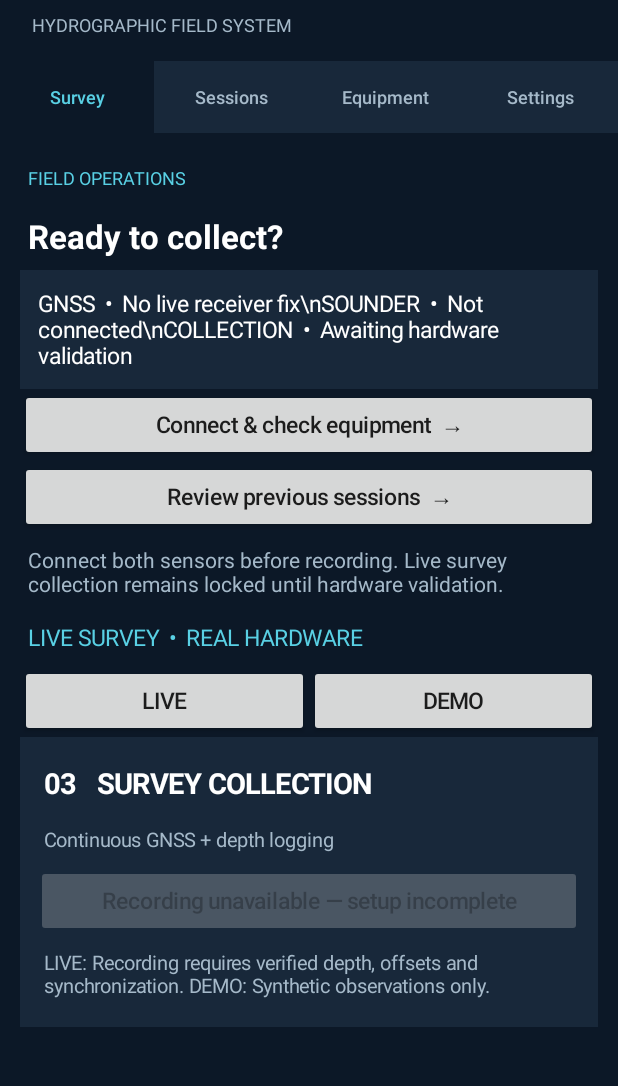
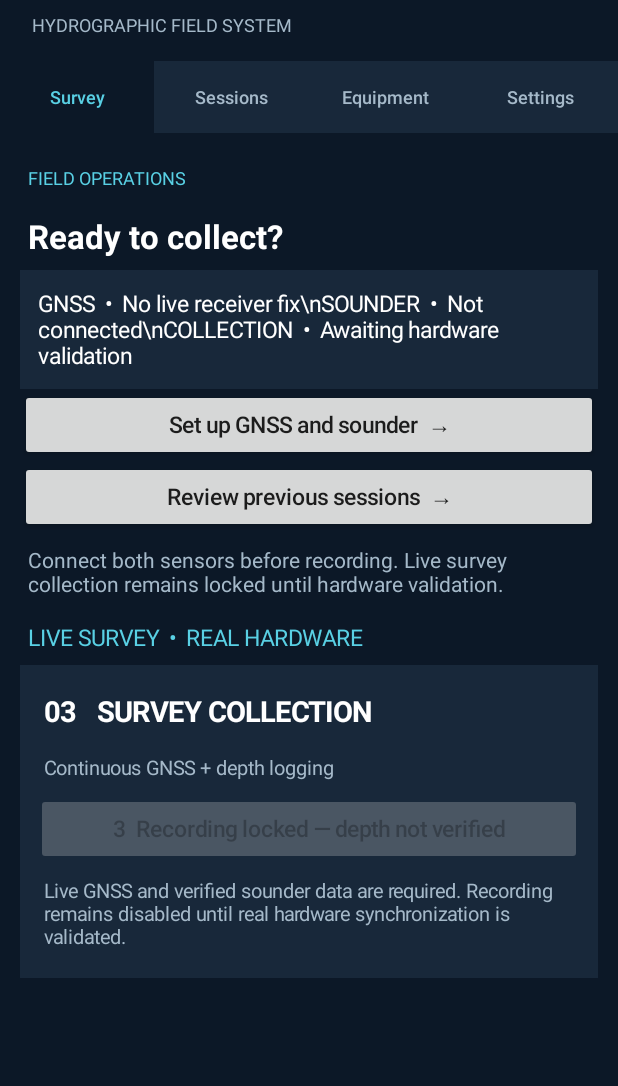
Before and after one commit to fieldlogic-lab/TriDroneUpgrades, an Android app: the screen it shows after launch (MainActivity), on a phone screen of 412 x 824 dp, the part 95-1181 px from its top. Run offline under Robolectric (Android 15) with nearby library versions, the light colour scheme and no system bars; pictures from the network do not load.

Commit message:
ux: remove demo controls and clarify live sensor setup flow

```diff
--- a/app/src/main/java/com/massisolutions/tridrone/MainActivity.kt
+++ b/app/src/main/java/com/massisolutions/tridrone/MainActivity.kt
@@ -305,12 +305,6 @@ class MainActivity : Activity(), LocationListener {
         wizard.addView(heading("Survey workspace", 21f).apply { setTypeface(null, Typeface.BOLD) })
         modeLabel = heading("LIVE SURVEY  •  REAL HARDWARE", 15f, cyan)
         wizard.addView(modeLabel)
-        val modeSwitch = LinearLayout(this).apply { orientation = LinearLayout.HORIZONTAL }
-        val liveButton = action("LIVE") { setDemoMode(false) }
-        val demoButton = action("DEMO") { setDemoMode(true) }
-        modeSwitch.addView(liveButton, LinearLayout.LayoutParams(0, -2, 1f))
-        modeSwitch.addView(demoButton, LinearLayout.LayoutParams(0, -2, 1f))
-        wizard.addView(modeSwitch)
         liveCards = LinearLayout(this).apply { orientation = LinearLayout.VERTICAL }
         demoCards = LinearLayout(this).apply { orientation = LinearLayout.VERTICAL; visibility = android.view.View.GONE }
         // Destination sections are mounted into the tab host below.
@@ -318,38 +312,33 @@ class MainActivity : Activity(), LocationListener {
         setupStatus = heading("Waiting for receiver", 15f, muted)
         gnssCard.addView(setupStatus)
         liveGnssActions = LinearLayout(this).apply { orientation = LinearLayout.VERTICAL }
-        liveGnssActions.addView(action("Connect Emlid via Wi-Fi") { showWifiRtkSetup() })
-        liveGnssActions.addView(action("Bluetooth backup") { connectRtk() })
+        liveGnssActions.addView(action("1  Connect Reach RS2+ via Wi-Fi") { showWifiRtkSetup() })
+        liveGnssActions.addView(action("Use Bluetooth instead") { connectRtk() })
+        liveGnssActions.addView(heading("Connect to the receiver network first, then configure its NMEA IP and port. The app verifies incoming fixes; a network connection alone is not an RTK fix.", 13f, muted))
         gnssCard.addView(liveGnssActions)
         demoGnssActions = LinearLayout(this).apply { orientation = LinearLayout.VERTICAL; visibility = android.view.View.GONE }
         demoGnssButton = action("Connect demo GNSS") { modeController.connectDemoGnss(); updateDemoUi() }
         demoGnssActions.addView(demoGnssButton)
-        gnssCard.addView(demoGnssActions)
         val sounderCard = section("02   DEPTH SOUNDER", "HydroLite Plus  /  hardware verification pending")
         setupSounder = LinearLayout(this).apply { orientation = LinearLayout.VERTICAL }
         setupSounder.addView(heading("No verified depth stream", 14f, muted))
-        setupSounder.addView(action("Sounder diagnostics • connect / inspect") { showSounderDiagnostics() })
+        setupSounder.addView(action("2  Inspect HydroLite connection") { showSounderDiagnostics() })
+        setupSounder.addView(heading("Actual Bluetooth transport and depth messages must be confirmed on hardware. No verified live depth recording yet.", 13f, muted))
         liveSounderActions = setupSounder
         sounderCard.addView(liveSounderActions)
         demoSounderActions = LinearLayout(this).apply { orientation = LinearLayout.VERTICAL; visibility = android.view.View.GONE }
         demoSounderButton = action("Connect demo sounder") { modeController.connectDemoSounder(); updateDemoUi() }
         demoSounderActions.addView(demoSounderButton)
-        sounderCard.addView(demoSounderActions)
         val captureCard = section("03   SURVEY COLLECTION", "Continuous GNSS + depth logging")
-        setupNext = action("Recording unavailable — setup incomplete") {
-            if (demoMode) { if (demoRecording) stopDemoRecording() else startDemoRecording(); updateDemoUi() }
+        setupNext = action("3  Recording locked — depth not verified") {
+            Toast.makeText(this@MainActivity, "Connect and validate real GNSS and depth before recording", Toast.LENGTH_LONG).show()
         }
         setupNext.isEnabled = false
         captureCard.addView(setupNext)
-        captureCard.addView(heading("LIVE: Recording requires verified depth, offsets and synchronization. DEMO: Synthetic observations only.", 13f, muted))
+        captureCard.addView(heading("Live GNSS and verified sounder data are required. Recording remains disabled until real hardware synchronization is validated.", 13f, muted))
         val reviewCard = section("SESSIONS & REVIEW", "Inspect observations after recovery")
-        reviewCard.addView(action("Saved surveys and points") { if (demoMode) showDemoReview() else showSavedSurveys() })
-        reviewCard.addView(action("Export latest CSV") {
-            if (demoMode) {
-                val file = sessionsRepository.latest(SessionRepository.Kind.DEMO)
-                if (file != null) exportFile(file) else Toast.makeText(this@MainActivity, "No demo sessions yet", Toast.LENGTH_SHORT).show()
-            } else exportLatest()
-        })
+        reviewCard.addView(action("Saved surveys and points") { showSavedSurveys() })
+        reviewCard.addView(action("Export latest CSV") { exportLatest() })
         val toolsCard = section("SETTINGS & DIAGNOSTICS", "Advanced tools, configuration and tests")
         toolsCard.addView(action("Survey settings / coordinate systems") { showSurveySettings() })
         toolsCard.addView(action("Check for app updates") { AppUpdater.open(this@MainActivity) })
@@ -360,26 +349,7 @@ class MainActivity : Activity(), LocationListener {
                 .setMessage("Phone-only position logging is a diagnostic and cannot substitute for RTK plus synchronized depth. This feature is excluded from the main survey workflow.")
                 .setPositiveButton("OK", null).show()
         })
-        val testCard = section("DEVELOPMENT ONLY", "Synthetic soundings are never survey observations")
-        testCard.visibility = android.view.View.GONE
-        simulationStatus = heading("Simulation stopped", 14f, muted)
-        testCard.addView(simulationStatus)
-        testCard.addView(action("Start simulated depth test") { startSimulation() })
-        testCard.addView(action("Stop simulation") { stopSimulation() })
-        testCard.addView(action("Export simulation CSV") {
-            val file = simulationFile
-            if (file == null || !file.exists())
-                Toast.makeText(this@MainActivity, "No simulation file yet", Toast.LENGTH_SHORT).show()
-            else exportFile(file)
-        })
-        demoRecordButton = setupNext
-        demoStatus = heading("DEMO ONLY  •  Synthetic observations never enter live surveys", 14f, muted)
-        wizard.addView(demoStatus)
-        demoStatus.visibility = android.view.View.GONE
-        toolsCard.addView(action("Developer diagnostics") {
-            testCard.visibility = if (testCard.visibility == android.view.View.VISIBLE) android.view.View.GONE else android.view.View.VISIBLE
-        })
-        updateDemoUi()
+        // Synthetic testing controls deliberately excluded from the field-facing app.
         legacyPanel = layout
         // Keep the original diagnostic widgets initialized but off-screen.
         // A single navigation host owns all visible destinations.
@@ -435,23 +405,20 @@ class MainActivity : Activity(), LocationListener {
         surveySummary.setPadding(18, 18, 18, 18)
         surveySummary.setBackgroundColor(panel)
         surveyPage.addView(surveySummary)
-        surveyPage.addView(action("Connect & check equipment  →") { selectPage(2) })
+        surveyPage.addView(action("Set up GNSS and sounder  →") { selectPage(2) })
         surveyPage.addView(action("Review previous sessions  →") { selectPage(1) })
         surveyPage.addView(heading("Connect both sensors before recording. Live survey collection remains locked until hardware validation.", 14f, muted))
         (modeLabel.parent as? android.view.ViewGroup)?.removeView(modeLabel)
         surveyPage.addView(modeLabel)
-        (modeSwitch.parent as? android.view.ViewGroup)?.removeView(modeSwitch)
-        surveyPage.addView(modeSwitch)
         (captureCard.parent as? android.view.ViewGroup)?.removeView(captureCard)
         surveyPage.addView(captureCard)
-        (demoStatus.parent as? android.view.ViewGroup)?.removeView(demoStatus)
-        surveyPage.addView(demoStatus)
         sessionsPage.addView(heading("SESSIONS", 12f, cyan))
         sessionsPage.addView(heading("Review & export", 22f))
         (reviewCard.parent as? android.view.ViewGroup)?.removeView(reviewCard)
         sessionsPage.addView(reviewCard)
         equipmentPage.addView(heading("EQUIPMENT", 12f, cyan))
-        equipmentPage.addView(heading("Connections & diagnostics", 22f))
+        equipmentPage.addView(heading("Connect devices in order", 22f))
+        equipmentPage.addView(heading("First connect the RS2+; check live fix quality. Next inspect the HydroLite stream. Return to Survey when both are verified.", 14f, muted))
         (gnssCard.parent as? android.view.ViewGroup)?.removeView(gnssCard)
         equipmentPage.addView(gnssCard)
         (sounderCard.parent as? android.view.ViewGroup)?.removeView(sounderCard)
@@ -460,8 +427,6 @@ class MainActivity : Activity(), LocationListener {
         settingsPage.addView(heading("Preferences & tools", 22f))
         (toolsCard.parent as? android.view.ViewGroup)?.removeView(toolsCard)
         settingsPage.addView(toolsCard)
-        (testCard.parent as? android.view.ViewGroup)?.removeView(testCard)
-        settingsPage.addView(testCard)
         navHost.addView(top)
         navHost.addView(tabBar)
         navHost.addView(pageScroll, LinearLayout.LayoutParams(-1, 0, 1f))
```
